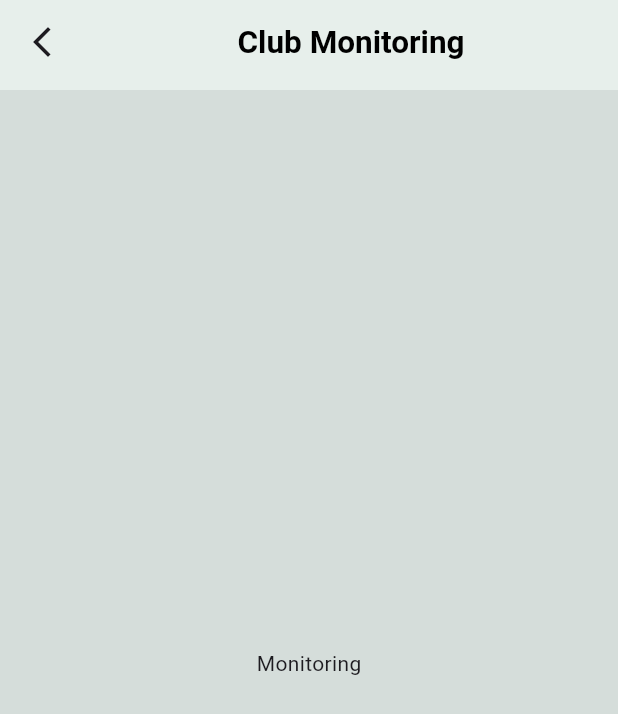
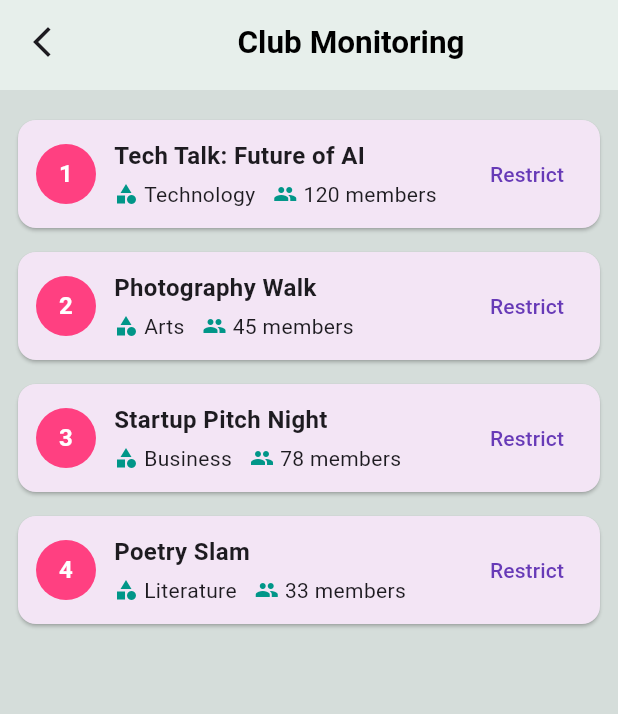
Before and after one commit to Antuh-D/Android-Projects-SWE-250, a Flutter app: the AppClubAdminMonitor screen opened by its route, on a phone screen of 412 x 824 dp. Shown: the top 714 px of the screen. Run offline on Flutter 3.47's test engine with Material 3 defaults, Android fonts, the phone set to English and light mode, and no system bars; our stand-ins replace flutter_dotenv, flutter_svg, google_fonts, image_picker; accounts and stored records are empty.

Commit message:
Update AppClubAdminMonitor page

```diff
--- a/Campus Clubs/lib/pages/AppClubAdminMonitor.dart
+++ b/Campus Clubs/lib/pages/AppClubAdminMonitor.dart
@@ -9,6 +9,30 @@ class AppClubAdminMonitor extends StatefulWidget {
 }
 
 class _AppClubAdminMonitorState extends State<AppClubAdminMonitor> {
+  // Dummy club list
+  final List<Map<String, dynamic>> clubs = [
+    {
+      "name": "Tech Talk: Future of AI",
+      "category": "Technology",
+      "members": 120,
+    },
+    {
+      "name": "Photography Walk",
+      "category": "Arts",
+      "members": 45,
+    },
+    {
+      "name": "Startup Pitch Night",
+      "category": "Business",
+      "members": 78,
+    },
+    {
+      "name": "Poetry Slam",
+      "category": "Literature",
+      "members": 33,
+    },
+  ];
+
   @override
   Widget build(BuildContext context) {
     return Scaffold(
@@ -16,8 +40,82 @@ class _AppClubAdminMonitorState extends State<AppClubAdminMonitor> {
         Headding: "Club Monitoring",
         backpage: true,
       ),
-      body: Center(
-        child: Text("Monitoring"),
+      body: Padding(
+        padding: const EdgeInsets.all(12.0),
+        child: ListView.builder(
+          itemCount: clubs.length,
+          itemBuilder: (context, index) {
+            final club = clubs[index];
+            return Card(
+              shape: RoundedRectangleBorder(
+                borderRadius: BorderRadius.circular(12),
+              ),
+              color: Colors.purple.shade50,
+              margin: const EdgeInsets.symmetric(vertical: 8),
+              child: Padding(
+                padding: const EdgeInsets.all(12.0),
+                child: Row(
+                  children: [
+                    // Circular number badge
+                    CircleAvatar(
+                      radius: 20,
+                      backgroundColor: Colors.pinkAccent,
+                      child: Text(
+                        "${index + 1}",
+                        style: const TextStyle(
+                          color: Colors.white,
+                          fontWeight: FontWeight.bold,
+                        ),
+                      ),
+                    ),
+                    const SizedBox(width: 12),
+
+                    // Club details
+                    Expanded(
+                      child: Column(
+                        crossAxisAlignment: CrossAxisAlignment.start,
+                        children: [
+                          Text(
+                            club["name"],
+                            style: const TextStyle(
+                              fontWeight: FontWeight.bold,
+                              fontSize: 16,
+                            ),
+                          ),
+                          const SizedBox(height: 4),
+                          Row(
+                            children: [
+                              const Icon(Icons.category, size: 16, color: Colors.teal),
+                              const SizedBox(width: 4),
+                              Text(club["category"]),
+                              const SizedBox(width: 12),
+                              const Icon(Icons.group, size: 16, color: Colors.teal),
+                              const SizedBox(width: 4),
+                              Text("${club["members"]} members"),
+                            ],
+                          ),
+                        ],
+                      ),
+                    ),
+
+                    // Restrict Button
+                    TextButton(
+                      onPressed: () {
+                        ScaffoldMessenger.of(context).showSnackBar(
+                          SnackBar(content: Text("Restricted ${club['name']}")),
+                        );
+                      },
+                      child: const Text(
+                        'Restrict',
+                        style: TextStyle(color: Colors.deepPurple),
+                      ),
+                    ),
+                  ],
+                ),
+              ),
+            );
+          },
+        ),
       ),
     );
   }
```
